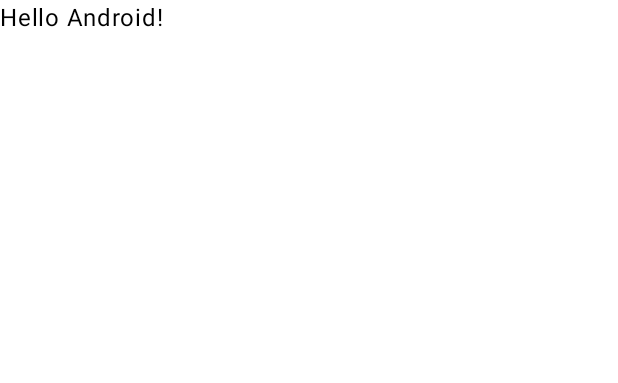
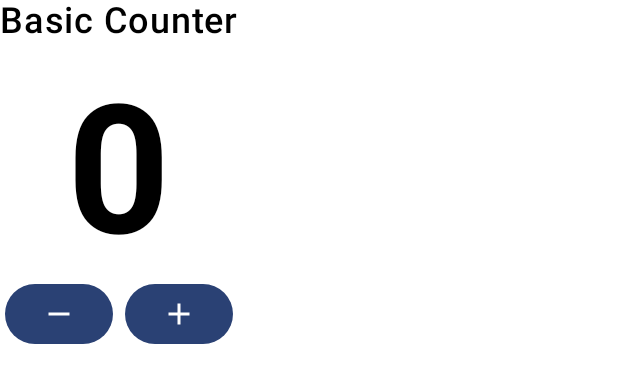
Before and after one commit to yoesuv/Android-Wear-Basic-Counter, an Android app built with Jetpack Compose: the @Preview function GreetingPreview, on a phone screen of 412 x 824 dp. Shown: the top 383 px of the screen. Run offline under Robolectric (Android 15) with nearby library versions, the phone set to English and light mode, and no system bars; our stand-ins replace livedata-compose.

```diff
--- a/app/src/main/java/com/yoesuv/basiccounter/MainActivity.kt
+++ b/app/src/main/java/com/yoesuv/basiccounter/MainActivity.kt
@@ -24,6 +24,7 @@ import androidx.compose.runtime.livedata.observeAsState
 import androidx.compose.ui.Alignment
 import androidx.compose.ui.Modifier
 import androidx.compose.ui.graphics.Color
+import androidx.compose.ui.platform.LocalContext
 import androidx.compose.ui.text.font.FontWeight
 import androidx.compose.ui.tooling.preview.Preview
 import androidx.compose.ui.unit.dp
@@ -38,17 +39,25 @@ class MainActivity : ComponentActivity() {
         super.onCreate(savedInstanceState)
         setContent {
             BasicCounterTheme {
-                // A surface container using the 'background' color from the theme
                 Surface(
                     modifier = Modifier.fillMaxSize(),
                     color = MaterialTheme.colorScheme.background
                 ) {
+                    MainLayout(viewModel)
+                }
+            }
+        }
+    }
+}
+
+@Composable
+fun MainLayout(viewModel: MainViewModel) {
     Column(
         horizontalAlignment = Alignment.CenterHorizontally,
         verticalArrangement = Arrangement.Center
     ) {
         Text(
-                            text = getString(R.string.app_name),
+            text = LocalContext.current.getString(R.string.app_name),
             fontWeight = FontWeight.Medium,
             fontSize = 24.sp
         )
@@ -81,23 +90,11 @@ class MainActivity : ComponentActivity() {
         }
     }
 }
-            }
-        }
-    }
-}
-
-@Composable
-fun Greeting(name: String, modifier: Modifier = Modifier) {
-    Text(
-        text = "Hello $name!",
-        modifier = modifier
-    )
-}
 
 @Preview(showBackground = true)
 @Composable
 fun GreetingPreview() {
     BasicCounterTheme {
-        Greeting("Android")
+        MainLayout(MainViewModel())
     }
 }
```
Lines whose indentation alone changed are shown as unchanged.
